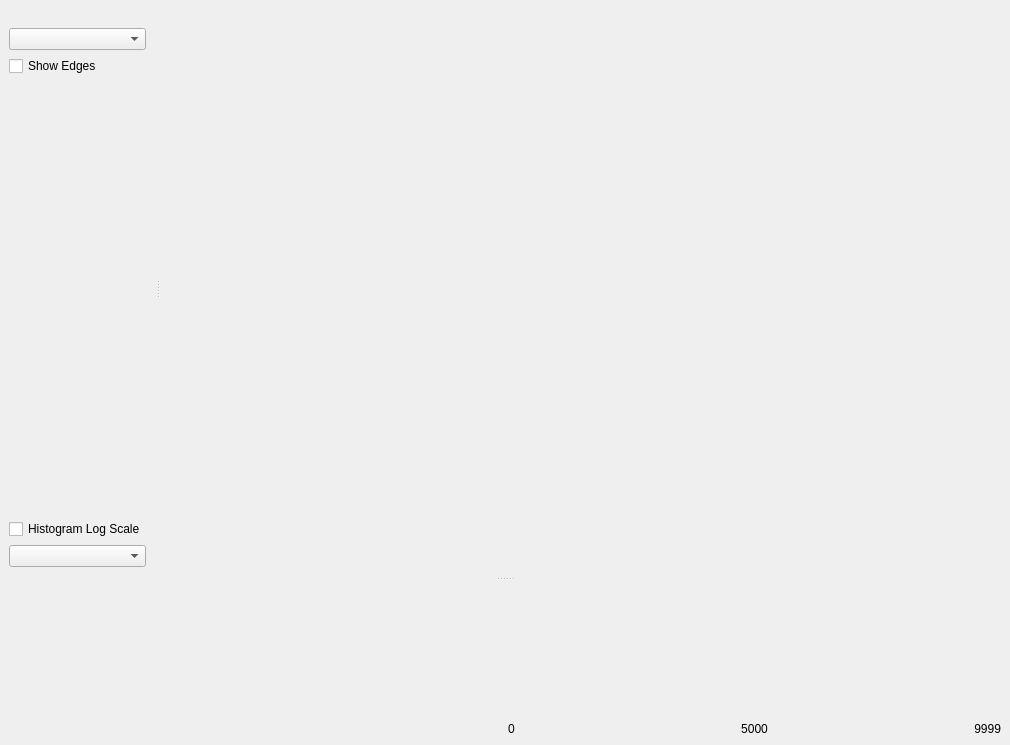
This is src/vis/mainWindow.ui in Martin-Bela/Brain-Vis as Qt 5 draws it before an edit. The edited form follows.
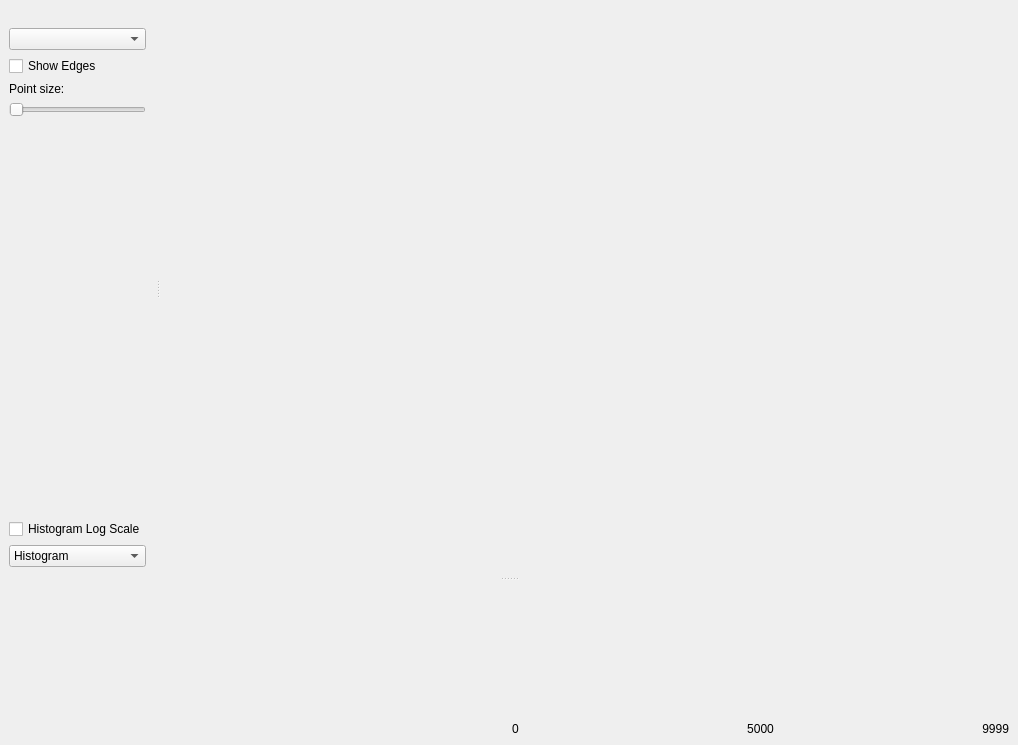
This is the edited form. Custom widgets are drawn as their Qt base class.

Commit message: Remove point aggregation + add slider for changing point size

The edit to the form file:
```diff
--- a/src/vis/mainWindow.ui
+++ b/src/vis/mainWindow.ui
@@ -6,7 +6,7 @@
    <rect>
     <x>0</x>
     <y>0</y>
-    <width>1010</width>
+    <width>1018</width>
     <height>745</height>
    </rect>
   </property>
@@ -75,6 +75,20 @@
          </property>
         </widget>
        </item>
+       <item>
+        <widget class="QLabel" name="label">
+         <property name="text">
+          <string>Point size:</string>
+         </property>
+        </widget>
+       </item>
+       <item>
+        <widget class="QSlider" name="pointSizeSlider">
+         <property name="orientation">
+          <enum>Qt::Horizontal</enum>
+         </property>
+        </widget>
+       </item>
        <item>
         <spacer name="verticalSpacer">
          <property name="orientation">
@@ -96,7 +110,23 @@
         </widget>
        </item>
        <item>
-        <widget class="QComboBox" name="comboBox_2"/>
+        <widget class="QComboBox" name="comboBox_2">
+         <item>
+          <property name="text">
+           <string>Histogram</string>
+          </property>
+         </item>
+         <item>
+          <property name="text">
+           <string>Summary</string>
+          </property>
+         </item>
+         <item>
+          <property name="text">
+           <string>Both</string>
+          </property>
+         </item>
+        </widget>
        </item>
       </layout>
      </item>
```
The commit also changes 4 other files.
